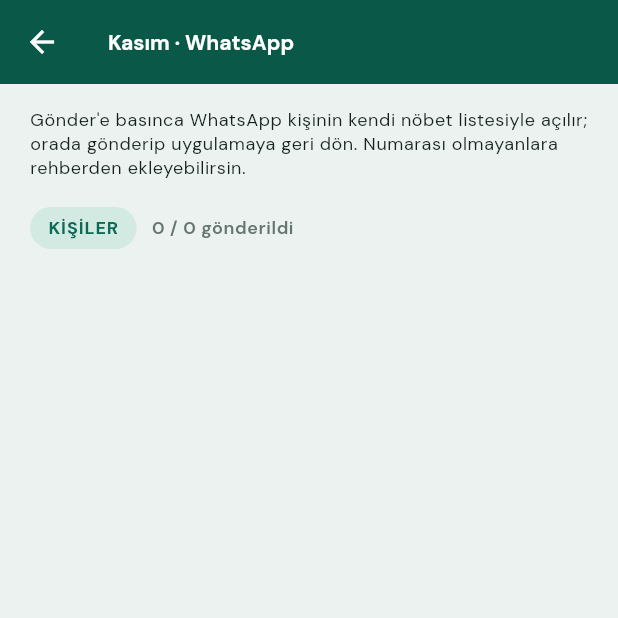
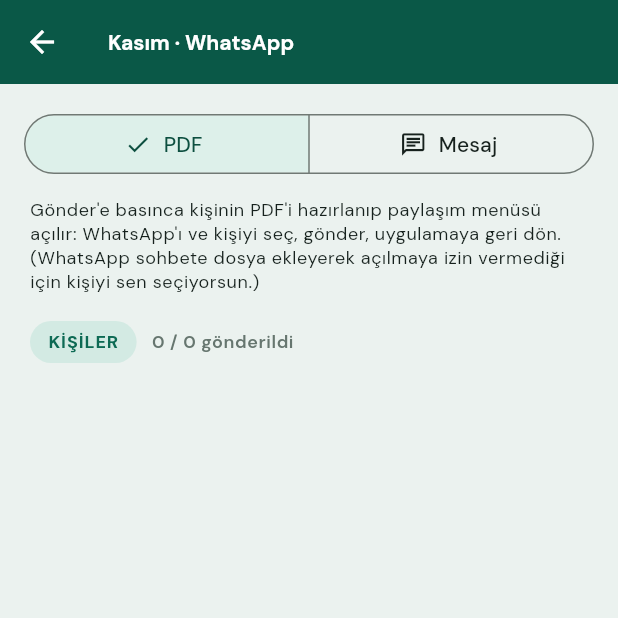
Before and after one commit to mervebesik14/nobet, a Flutter app: the WhatsAppSendPage screen opened directly with empty values, on a phone screen of 412 x 824 dp, the top half of it. Run offline on Flutter 3.47's test engine with Material 3 defaults, Android fonts, the phone set to English and light mode, and no system bars; our stand-ins replace file_picker, flutter_local_notifications, flutter_native_contact_picker, flutter_riverpod, hive_ce, hive_ce_flutter and 5 more; missing offline and left inert: device_calendar_plus; accounts and stored records are empty; statements that could not run were skipped.

Commit message:
Herkese WhatsApp: kişiye özel PDF ile gönderme
Gönderim ekranında PDF (varsayılan) / Mesaj seçimi. PDF'te kişinin
nöbet programı PDF'i hazırlanıp paylaşım menüsü açılır; WhatsApp
belirli sohbete dosya ekleyerek açılmaya izin vermediği için kişi
menüden seçilir. Mesaj eskisi gibi kişinin sohbetini açar.

Co-Authored-By: Claude Opus 5.5 <noreply@anthropic.com>
Claude-Session: https://claude.ai/code/session_01Y1rGiZaaKPQZyhnhoZdPnr

```diff
--- a/lib/features/roster/roster_page.dart
+++ b/lib/features/roster/roster_page.dart
@@ -1575,6 +1575,8 @@ class _RosterPageState extends ConsumerState<RosterPage> {
                   builder: (_) => WhatsAppSendPage(
                     personIds: [for (final r in rows) r.id],
                     dayShifts: dayShifts,
+                    weekendDays: weekendDays,
+                    holidayDays: holidayDays,
                   ),
                 ),
               ),
--- a/lib/features/roster/whatsapp_send_page.dart
+++ b/lib/features/roster/whatsapp_send_page.dart
@@ -2,28 +2,38 @@ import 'package:flutter/material.dart';
 import 'package:flutter_riverpod/flutter_riverpod.dart';
 
 import '../../logic/day_shift_planner.dart';
+import '../../logic/file_names.dart';
 import '../../logic/personal_roster.dart';
 import '../../logic/phone_number.dart';
 import '../../logic/turkish_dates.dart';
 import '../../models/models.dart';
 import '../../shared/platform_services.dart';
+import '../../shared/providers.dart';
 import '../../shared/widgets/brand_widgets.dart';
 import '../month/month_plan_controller.dart';
 import '../people/people_controller.dart';
+import 'personal_roster_pdf.dart';
 
-/// Herkese kendi nöbet listesini WhatsApp'tan gönderme: her kişi için
-/// WhatsApp, numarası ve hazır mesajıyla açılır; kullanıcı gönder'e basıp
-/// geri döner. Numarası olmayana rehberden numara eklenir.
+/// Herkese kendi nöbet listesini WhatsApp'tan gönderme. İki yol:
+/// - PDF (varsayılan): kişinin PDF'i paylaşım menüsüyle açılır; kullanıcı
+///   WhatsApp'ı ve kişiyi seçer (WhatsApp belirli sohbete dosya ekleyerek
+///   açılmaya izin vermez).
+/// - Mesaj: WhatsApp kişinin sohbetinde, listesi yazılı olarak açılır;
+///   numara gerekir, numarası olmayana rehberden eklenir.
 class WhatsAppSendPage extends ConsumerStatefulWidget {
   const WhatsAppSendPage({
     super.key,
     required this.personIds,
     required this.dayShifts,
+    required this.weekendDays,
+    required this.holidayDays,
   });
 
   /// Listede satırı olan kişiler, sırasıyla.
   final List<String> personIds;
   final Iterable<DayShift> dayShifts;
+  final Set<int> weekendDays;
+  final Set<int> holidayDays;
 
   @override
   ConsumerState<WhatsAppSendPage> createState() => _WhatsAppSendPageState();
@@ -31,6 +41,9 @@ class WhatsAppSendPage extends ConsumerStatefulWidget {
 
 class _WhatsAppSendPageState extends ConsumerState<WhatsAppSendPage> {
   final _sent = <String>{};
+
+  /// PDF olarak mı (paylaşım menüsü), mesaj olarak mı (doğrudan sohbet)?
+  bool _asPdf = true;
 
   void _notify(String message) => ScaffoldMessenger.of(context)
     ..hideCurrentSnackBar()
@@ -48,7 +61,49 @@ class _WhatsAppSendPageState extends ConsumerState<WhatsAppSendPage> {
         .setPhone(person.id, PhoneNumber.display(picked.phone));
   }
 
-  Future<void> _send(Person person, MonthPlan plan, List<Person> people) async {
+  Future<void> _send(Person person, MonthPlan plan, List<Person> people) =>
+      _asPdf ? _sendPdf(person, plan, people) : _sendText(person, plan, people);
+
+  /// Kişinin PDF'ini paylaşım menüsüyle açar.
+  Future<void> _sendPdf(
+    Person person,
+    MonthPlan plan,
+    List<Person> people,
+  ) async {
+    final services = ref.read(platformServicesProvider);
+    try {
+      final fonts = await services.loadPdfFonts();
+      final pdf = await buildPersonalRosterPdf(
+        data: PersonalRoster.build(
+          plan: plan,
+          person: person,
+          people: people,
+          dayShifts: widget.dayShifts,
+          weekendDays: widget.weekendDays,
+        ),
+        weekendDays: widget.weekendDays,
+        holidayDays: widget.holidayDays,
+        font: fonts.regular,
+        boldFont: fonts.bold,
+        createdAt: ref.read(todayProvider),
+      );
+      await services.sharePdf(
+        pdf,
+        'nobet-${fileSlug(person.name)}-${plan.year}-'
+        '${plan.month.toString().padLeft(2, '0')}.pdf',
+      );
+      if (mounted) setState(() => _sent.add(person.id));
+    } catch (e) {
+      if (mounted) _notify('Paylaşılamadı: $e');
+    }
+  }
+
+  /// WhatsApp'ı kişinin sohbetinde, listesi yazılı olarak açar.
+  Future<void> _sendText(
+    Person person,
+    MonthPlan plan,
+    List<Person> people,
+  ) async {
     final number = PhoneNumber.normalize(person.phone);
     if (number == null) return;
     final text = PersonalRoster.text(
@@ -77,6 +132,7 @@ class _WhatsAppSendPageState extends ConsumerState<WhatsAppSendPage> {
     final byId = {for (final p in people) p.id: p};
     final rows = [for (final id in widget.personIds) ?byId[id]];
     final withPhone = rows.where((p) => PhoneNumber.normalize(p.phone) != null);
+    final sendable = _asPdf ? rows.length : withPhone.length;
     final theme = Theme.of(context);
 
     return Scaffold(
@@ -87,17 +143,46 @@ class _WhatsAppSendPageState extends ConsumerState<WhatsAppSendPage> {
         padding: const EdgeInsets.only(bottom: 32),
         children: [
           Padding(
-            padding: const EdgeInsets.fromLTRB(20, 16, 20, 0),
+            padding: const EdgeInsets.fromLTRB(16, 16, 16, 0),
+            child: SegmentedButton<bool>(
+              segments: const [
+                ButtonSegment(
+                  value: true,
+                  label: Text('PDF'),
+                  icon: Icon(Icons.picture_as_pdf_outlined),
+                ),
+                ButtonSegment(
+                  value: false,
+                  label: Text('Mesaj'),
+                  icon: Icon(Icons.chat_outlined),
+                ),
+              ],
+              selected: {_asPdf},
+              onSelectionChanged: (v) => setState(() {
+                _asPdf = v.single;
+                _sent.clear();
+              }),
+            ),
+          ),
+          Padding(
+            padding: const EdgeInsets.fromLTRB(20, 12, 20, 0),
             child: Text(
-              'Gönder\'e basınca WhatsApp kişinin kendi nöbet listesiyle '
-              'açılır; orada gönderip uygulamaya geri dön. Numarası '
-              'olmayanlara rehberden ekleyebilirsin.',
+              _asPdf
+                  ? 'Gönder\'e basınca kişinin PDF\'i hazırlanıp paylaşım '
+                        'menüsü açılır: WhatsApp\'ı ve kişiyi seç, gönder, '
+                        'uygulamaya geri dön. (WhatsApp sohbete dosya '
+                        'ekleyerek açılmaya izin vermediği için kişiyi sen '
+                        'seçiyorsun.)'
+                  : 'Gönder\'e basınca WhatsApp kişinin sohbetinde, kendi '
+                        'nöbet listesi yazılı açılır; orada gönderip '
+                        'uygulamaya geri dön. Numarası olmayanlara rehberden '
+                        'ekleyebilirsin.',
               style: theme.textTheme.bodySmall,
             ),
           ),
           PillHeader(
             'Kişiler',
-            trailing: '${_sent.length} / ${withPhone.length} gönderildi',
+            trailing: '${_sent.length} / $sendable gönderildi',
           ),
           GroupCard(
             children: [
@@ -106,13 +191,15 @@ class _WhatsAppSendPageState extends ConsumerState<WhatsAppSendPage> {
                   key: ValueKey('wa-${p.id}'),
                   title: Text(p.name),
                   subtitle: Text(
-                    PhoneNumber.normalize(p.phone) == null
+                    _asPdf && PhoneNumber.normalize(p.phone) == null
+                        ? 'PDF paylaşım menüsüyle'
+                        : PhoneNumber.normalize(p.phone) == null
                         ? (p.phone?.isNotEmpty ?? false)
                               ? 'Numara anlaşılamadı: ${p.phone}'
                               : 'Numara yok'
                         : PhoneNumber.display(p.phone!),
                   ),
-                  trailing: PhoneNumber.normalize(p.phone) == null
+                  trailing: !_asPdf && PhoneNumber.normalize(p.phone) == null
                       ? OutlinedButton.icon(
                           onPressed: () => _addPhone(p),
                           icon: const Icon(Icons.contacts_outlined, size: 18),
```
Also changed, not shown: 2 other files.
